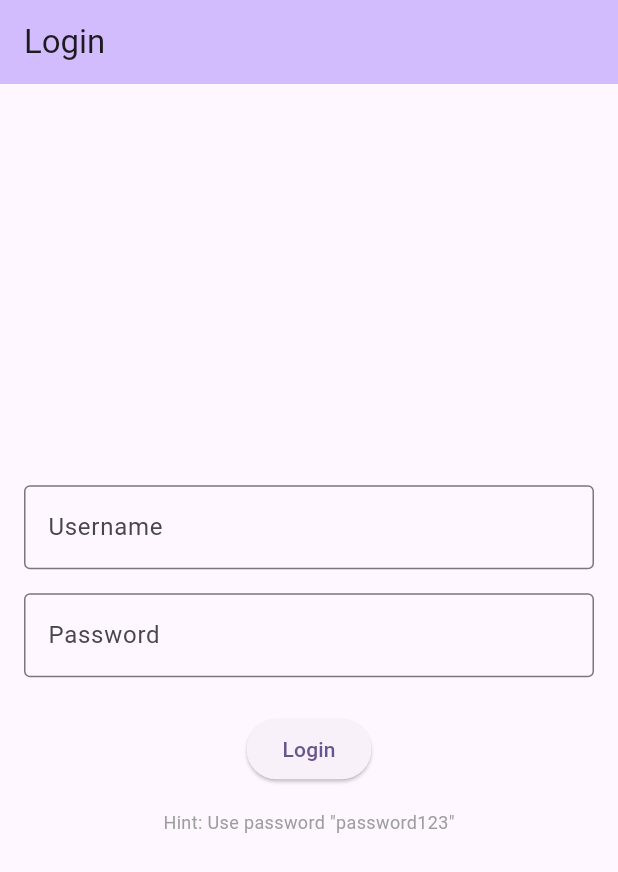
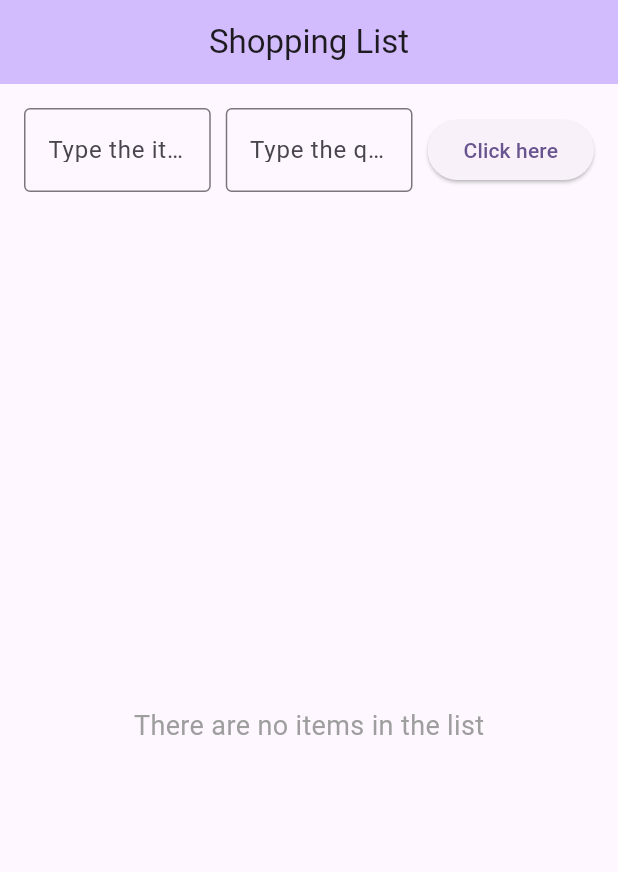
Before and after one commit to lina694/my_CST2335_labs, a Flutter app: the screen it shows after launch, on a phone screen of 412 x 824 dp. Shown: the top 872 px of the screen. Run offline on Flutter 3.47's test engine with Material 3 defaults, Android fonts, the phone set to English and light mode, and no system bars; our stand-ins replace flutter_secure_storage.

Commit message:
lab6 finished

```diff
--- a/lib/main.dart
+++ b/lib/main.dart
@@ -1,8 +1,4 @@
 import 'package:flutter/material.dart';
-import 'package:shared_preferences/shared_preferences.dart'; // Import SharedPreferences
-import 'package:flutter/foundation.dart';
-import 'user_repository.dart';
-import 'profile_page.dart';
 
 void main() {
   runApp(const MyApp());
@@ -14,128 +10,216 @@ class MyApp extends StatelessWidget {
   @override
   Widget build(BuildContext context) {
     return MaterialApp(
-      title: 'Week 5 Lab',
+      title: 'Shopping List',
+      debugShowCheckedModeBanner: true,
       theme: ThemeData(
         colorScheme: ColorScheme.fromSeed(seedColor: Colors.deepPurple),
         useMaterial3: true,
       ),
-      // Set debugShowCheckedModeBanner to false to remove the "Debug" banner (Question 4 from earlier)
-      debugShowCheckedModeBanner: false,
-      home: const LoginPage(),
+      home: const ShoppingListPage(),
     );
   }
 }
 
-class LoginPage extends StatefulWidget {
-  const LoginPage({super.key});
+class ShoppingListPage extends StatefulWidget {
+  const ShoppingListPage({super.key});
 
   @override
-  State<LoginPage> createState() => _LoginPageState();
+  State<ShoppingListPage> createState() => _ShoppingListPageState();
 }
 
-class _LoginPageState extends State<LoginPage> {
-  // Controllers to get text input
-  final TextEditingController _usernameController = TextEditingController();
-  final TextEditingController _passwordController = TextEditingController();
-  final UserRepository _repository = UserRepository();
-  bool _isLoading = true;
+class _ShoppingListPageState extends State<ShoppingListPage> {
+  // Controllers for TextFields
+  final TextEditingController _itemController = TextEditingController();
+  final TextEditingController _quantityController = TextEditingController();
+
+  // List to store shopping items
+  List<Map<String, dynamic>> shoppingItems = [];
 
   @override
-  void initState() {
-    super.initState();
-    _loadRepositoryData();
+  void dispose() {
+    _itemController.dispose();
+    _quantityController.dispose();
+    super.dispose();
   }
 
-  Future<void> _loadRepositoryData() async {
-    await _repository.loadData();
+  // Function to add item to the list
+  void _addItem() {
+    String itemName = _itemController.text.trim();
+    String quantityText = _quantityController.text.trim();
+
+    // Validate input
+    if (itemName.isEmpty || quantityText.isEmpty) {
+      ScaffoldMessenger.of(context).showSnackBar(
+        const SnackBar(
+          content: Text('Please enter both item name and quantity'),
+          backgroundColor: Colors.red,
+        ),
+      );
+      return;
+    }
+
+    // Try to parse quantity as integer
+    int? quantity = int.tryParse(quantityText);
+    if (quantity == null || quantity <= 0) {
+      ScaffoldMessenger.of(context).showSnackBar(
+        const SnackBar(
+          content: Text('Please enter a valid positive number for quantity'),
+          backgroundColor: Colors.red,
+        ),
+      );
+      return;
+    }
+
     setState(() {
-      _isLoading = false;
+      // Add item to list
+      shoppingItems.add({
+        'name': itemName,
+        'quantity': quantity,
+      });
+
+      // Clear the TextFields
+      _itemController.clear();
+      _quantityController.clear();
     });
   }
 
-  void _handleLogin() {
-    String username = _usernameController.text.trim();
-    String password = _passwordController.text.trim();
+  // Function to show delete confirmation dialog
+  void _showDeleteDialog(int index) {
+    showDialog(
+      context: context,
+      builder: (BuildContext context) {
+        return AlertDialog(
+          title: const Text('Delete Item'),
+          content: Text('Do you want to delete "${shoppingItems[index]['name']}"?'),
+          actions: [
+            TextButton(
+              onPressed: () {
+                Navigator.of(context).pop();
+              },
+              child: const Text('No'),
+            ),
+            TextButton(
+              onPressed: () {
+                setState(() {
+                  shoppingItems.removeAt(index);
+                });
+                Navigator.of(context).pop();
+              },
+              child: const Text('Yes'),
+            ),
+          ],
+        );
+      },
+    );
+  }
 
-    // Simple validation - you can customize this
-    if (username.isNotEmpty && password == "password123") {
-      // Navigate to ProfilePage
-      Navigator.push(
-        context,
-        MaterialPageRoute(
-          builder: (context) => ProfilePage(
-            username: username,
-            repository: _repository,
+  // ListPage function to build the shopping list UI
+  Widget listPage() {
+    return Column(
+      children: [
+        // Input section with TextFields and Add button
+        Padding(
+          padding: const EdgeInsets.all(16.0),
+          child: Row(
+            children: [
+              // Item name TextField
+              Flexible(
+                flex: 2,
+                child: TextField(
+                  controller: _itemController,
+                  decoration: const InputDecoration(
+                    labelText: 'Type the item here',
+                    border: OutlineInputBorder(),
+                  ),
+                ),
+              ),
+              const SizedBox(width: 10),
+              // Quantity TextField
+              Flexible(
+                flex: 2,
+                child: TextField(
+                  controller: _quantityController,
+                  decoration: const InputDecoration(
+                    labelText: 'Type the quantity here',
+                    border: OutlineInputBorder(),
+                  ),
+                  keyboardType: TextInputType.number,
+                ),
+              ),
+              const SizedBox(width: 10),
+              // Add button
+              ElevatedButton(
+                onPressed: _addItem,
+                child: const Text('Click here'),
+              ),
+            ],
           ),
         ),
-      );
-    } else {
-      // Show error
-      ScaffoldMessenger.of(context).showSnackBar(
-        const SnackBar(
-          content: Text('Invalid username or password'),
-          backgroundColor: Colors.red,
+
+        // ListView section
+        Expanded(
+          child: shoppingItems.isEmpty
+              ? const Center(
+            child: Text(
+              'There are no items in the list',
+              style: TextStyle(fontSize: 18, color: Colors.grey),
+            ),
+          )
+              : ListView.builder(
+            itemCount: shoppingItems.length,
+            itemBuilder: (context, rowNum) {
+              return GestureDetector(
+                onLongPress: () {
+                  _showDeleteDialog(rowNum);
+                },
+                child: Card(
+                  margin: const EdgeInsets.symmetric(
+                    horizontal: 16.0,
+                    vertical: 4.0,
+                  ),
+                  child: Padding(
+                    padding: const EdgeInsets.all(16.0),
+                    child: Row(
+                      mainAxisAlignment: MainAxisAlignment.spaceBetween,
+                      children: [
+                        // Left side: Row number and item name
+                        Expanded(
+                          child: Text(
+                            '${rowNum + 1}: ${shoppingItems[rowNum]['name']}',
+                            style: const TextStyle(fontSize: 16),
+                          ),
+                        ),
+                        // Right side: Quantity
+                        Text(
+                          'quantity: ${shoppingItems[rowNum]['quantity']}',
+                          style: const TextStyle(
+                            fontSize: 16,
+                            fontWeight: FontWeight.bold,
+                          ),
+                        ),
+                      ],
+                    ),
+                  ),
+                ),
+              );
+            },
+          ),
         ),
-      );
-    }
-  }
-
-  @override
-  void dispose() {
-    _usernameController.dispose();
-    _passwordController.dispose();
-    super.dispose();
+      ],
+    );
   }
 
   @override
   Widget build(BuildContext context) {
-    if (_isLoading) {
-      return const Scaffold(
-        body: Center(
-          child: CircularProgressIndicator(),
-        ),
-      );
-    }
-
     return Scaffold(
       appBar: AppBar(
-        title: const Text('Login'),
+        title: const Text('Shopping List'),
+        centerTitle: true,
         backgroundColor: Theme.of(context).colorScheme.inversePrimary,
+
       ),
-      body: Padding(
-        padding: const EdgeInsets.all(16.0),
-        child: Column(
-          mainAxisAlignment: MainAxisAlignment.center,
-          children: [
-            TextField(
-              controller: _usernameController,
-              decoration: const InputDecoration(
-                labelText: 'Username',
-                border: OutlineInputBorder(),
-              ),
-            ),
-            const SizedBox(height: 16),
-            TextField(
-              controller: _passwordController,
-              obscureText: true,
-              decoration: const InputDecoration(
-                labelText: 'Password',
-                border: OutlineInputBorder(),
-              ),
-            ),
-            const SizedBox(height: 24),
-            ElevatedButton(
-              onPressed: _handleLogin,
-              child: const Text('Login'),
-            ),
-            const SizedBox(height: 16),
-            const Text(
-              'Hint: Use password "password123"',
-              style: TextStyle(color: Colors.grey, fontSize: 12),
-            ),
-          ],
-        ),
-      ),
+      body: listPage(),
     );
   }
 }
```
